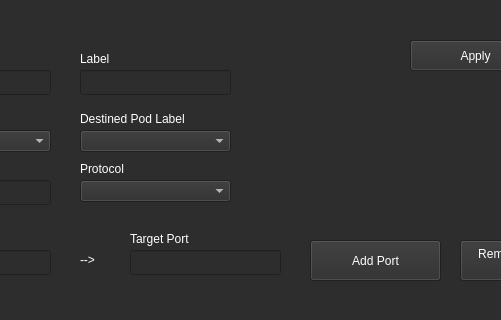
Qt form UI/ServiceConfig.ui (monico18/LTI2-Kubernetes-Controller) before a commit; both pictures show x 150 to 651 and y 0 to 320 of the 882 by 697 pixel window.
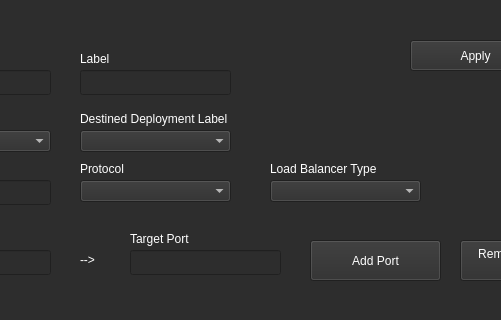
The same form after that commit.

What changed in the file:
```diff
--- a/UI/ServiceConfig.ui
+++ b/UI/ServiceConfig.ui
@@ -2926,7 +2926,7 @@
     <rect>
      <x>230</x>
      <y>110</y>
-     <width>121</width>
+     <width>161</width>
      <height>17</height>
     </rect>
    </property>
@@ -3103,7 +3103,7 @@
     </palette>
    </property>
    <property name="text">
-    <string>Destined Pod Label</string>
+    <string>Destined Deployment Label</string>
    </property>
   </widget>
   <widget class="QPushButton" name="btn_add_port">
@@ -3918,6 +3918,373 @@
     <string>Protocol</string>
    </property>
   </widget>
+  <widget class="QLabel" name="label_10">
+   <property name="geometry">
+    <rect>
+     <x>420</x>
+     <y>160</y>
+     <width>121</width>
+     <height>17</height>
+    </rect>
+   </property>
+   <property name="palette">
+    <palette>
+     <active>
+      <colorrole role="WindowText">
+       <brush brushstyle="SolidPattern">
+        <color alpha="255">
+         <red>255</red>
+         <green>255</green>
+         <blue>255</blue>
+        </color>
+       </brush>
+      </colorrole>
+      <colorrole role="Button">
+       <brush brushstyle="SolidPattern">
+        <color alpha="255">
+         <red>45</red>
+         <green>45</green>
+         <blue>45</blue>
+        </color>
+       </brush>
+      </colorrole>
+      <colorrole role="Text">
+       <brush brushstyle="SolidPattern">
+        <color alpha="255">
+         <red>255</red>
+         <green>255</green>
+         <blue>255</blue>
+        </color>
+       </brush>
+      </colorrole>
+      <colorrole role="ButtonText">
+       <brush brushstyle="SolidPattern">
+        <color alpha="255">
+         <red>255</red>
+         <green>255</green>
+         <blue>255</blue>
+        </color>
+       </brush>
+      </colorrole>
+      <colorrole role="Base">
+       <brush brushstyle="SolidPattern">
+        <color alpha="255">
+         <red>45</red>
+         <green>45</green>
+         <blue>45</blue>
+        </color>
+       </brush>
+      </colorrole>
+      <colorrole role="Window">
+       <brush brushstyle="SolidPattern">
+        <color alpha="255">
+         <red>45</red>
+         <green>45</green>
+         <blue>45</blue>
+        </color>
+       </brush>
+      </colorrole>
+     </active>
+     <inactive>
+      <colorrole role="WindowText">
+       <brush brushstyle="SolidPattern">
+        <color alpha="255">
+         <red>255</red>
+         <green>255</green>
+         <blue>255</blue>
+        </color>
+       </brush>
+      </colorrole>
+      <colorrole role="Button">
+       <brush brushstyle="SolidPattern">
+        <color alpha="255">
+         <red>45</red>
+         <green>45</green>
+         <blue>45</blue>
+        </color>
+       </brush>
+      </colorrole>
+      <colorrole role="Text">
+       <brush brushstyle="SolidPattern">
+        <color alpha="255">
+         <red>255</red>
+         <green>255</green>
+         <blue>255</blue>
+        </color>
+       </brush>
+      </colorrole>
+      <colorrole role="ButtonText">
+       <brush brushstyle="SolidPattern">
+        <color alpha="255">
+         <red>255</red>
+         <green>255</green>
+         <blue>255</blue>
+        </color>
+       </brush>
+      </colorrole>
+      <colorrole role="Base">
+       <brush brushstyle="SolidPattern">
+        <color alpha="255">
+         <red>45</red>
+         <green>45</green>
+         <blue>45</blue>
+        </color>
+       </brush>
+      </colorrole>
+      <colorrole role="Window">
+       <brush brushstyle="SolidPattern">
+        <color alpha="255">
+         <red>45</red>
+         <green>45</green>
+         <blue>45</blue>
+        </color>
+       </brush>
+      </colorrole>
+     </inactive>
+     <disabled>
+      <colorrole role="WindowText">
+       <brush brushstyle="SolidPattern">
+        <color alpha="255">
+         <red>120</red>
+         <green>120</green>
+         <blue>120</blue>
+        </color>
+       </brush>
+      </colorrole>
+      <colorrole role="Button">
+       <brush brushstyle="SolidPattern">
+        <color alpha="255">
+         <red>45</red>
+         <green>45</green>
+         <blue>45</blue>
+        </color>
+       </brush>
+      </colorrole>
+      <colorrole role="Text">
+       <brush brushstyle="SolidPattern">
+        <color alpha="255">
+         <red>120</red>
+         <green>120</green>
+         <blue>120</blue>
+        </color>
+       </brush>
+      </colorrole>
+      <colorrole role="ButtonText">
+       <brush brushstyle="SolidPattern">
+        <color alpha="255">
+         <red>120</red>
+         <green>120</green>
+         <blue>120</blue>
+        </color>
+       </brush>
+      </colorrole>
+      <colorrole role="Base">
+       <brush brushstyle="SolidPattern">
+        <color alpha="255">
+         <red>45</red>
+         <green>45</green>
+         <blue>45</blue>
+        </color>
+       </brush>
+      </colorrole>
+      <colorrole role="Window">
+       <brush brushstyle="SolidPattern">
+        <color alpha="255">
+         <red>45</red>
+         <green>45</green>
+         <blue>45</blue>
+        </color>
+       </brush>
+      </colorrole>
+     </disabled>
+    </palette>
+   </property>
+   <property name="text">
+    <string>Load Balancer Type</string>
+   </property>
+  </widget>
+  <widget class="QComboBox" name="load_balancer_type">
+   <property name="geometry">
+    <rect>
+     <x>420</x>
+     <y>180</y>
+     <width>151</width>
+     <height>22</height>
+    </rect>
+   </property>
+   <property name="palette">
+    <palette>
+     <active>
+      <colorrole role="WindowText">
+       <brush brushstyle="SolidPattern">
+        <color alpha="255">
+         <red>255</red>
+         <green>255</green>
+         <blue>255</blue>
+        </color>
+       </brush>
+      </colorrole>
+      <colorrole role="Button">
+       <brush brushstyle="SolidPattern">
+        <color alpha="255">
+         <red>45</red>
+         <green>45</green>
+         <blue>45</blue>
+        </color>
+       </brush>
+      </colorrole>
+      <colorrole role="Text">
+       <brush brushstyle="SolidPattern">
+        <color alpha="255">
+         <red>255</red>
+         <green>255</green>
+         <blue>255</blue>
+        </color>
+       </brush>
+      </colorrole>
+      <colorrole role="ButtonText">
+       <brush brushstyle="SolidPattern">
+        <color alpha="255">
+         <red>255</red>
+         <green>255</green>
+         <blue>255</blue>
+        </color>
+       </brush>
+      </colorrole>
+      <colorrole role="Base">
+       <brush brushstyle="SolidPattern">
+        <color alpha="255">
+         <red>45</red>
+         <green>45</green>
+         <blue>45</blue>
+        </color>
+       </brush>
+      </colorrole>
+      <colorrole role="Window">
+       <brush brushstyle="SolidPattern">
+        <color alpha="255">
+         <red>45</red>
+         <green>45</green>
+         <blue>45</blue>
+        </color>
+       </brush>
+      </colorrole>
+     </active>
+     <inactive>
+      <colorrole role="WindowText">
+       <brush brushstyle="SolidPattern">
+        <color alpha="255">
+         <red>255</red>
+         <green>255</green>
+         <blue>255</blue>
+        </color>
+       </brush>
+      </colorrole>
+      <colorrole role="Button">
+       <brush brushstyle="SolidPattern">
+        <color alpha="255">
+         <red>45</red>
+         <green>45</green>
+         <blue>45</blue>
+        </color>
+       </brush>
+      </colorrole>
+      <colorrole role="Text">
+       <brush brushstyle="SolidPattern">
+        <color alpha="255">
+         <red>255</red>
+         <green>255</green>
+         <blue>255</blue>
+        </color>
+       </brush>
+      </colorrole>
+      <colorrole role="ButtonText">
+       <brush brushstyle="SolidPattern">
+        <color alpha="255">
+         <red>255</red>
+         <green>255</green>
+         <blue>255</blue>
+        </color>
+       </brush>
+      </colorrole>
+      <colorrole role="Base">
+       <brush brushstyle="SolidPattern">
+        <color alpha="255">
+         <red>45</red>
+         <green>45</green>
+         <blue>45</blue>
+        </color>
+       </brush>
+      </colorrole>
+      <colorrole role="Window">
+       <brush brushstyle="SolidPattern">
+        <color alpha="255">
+         <red>45</red>
+         <green>45</green>
+         <blue>45</blue>
+        </color>
+       </brush>
+      </colorrole>
+     </inactive>
+     <disabled>
+      <colorrole role="WindowText">
+       <brush brushstyle="SolidPattern">
+        <color alpha="255">
+         <red>120</red>
+         <green>120</green>
+         <blue>120</blue>
+        </color>
+       </brush>
+      </colorrole>
+      <colorrole role="Button">
+       <brush brushstyle="SolidPattern">
+        <color alpha="255">
+         <red>45</red>
+         <green>45</green>
+         <blue>45</blue>
+        </color>
+       </brush>
+      </colorrole>
+      <colorrole role="Text">
+       <brush brushstyle="SolidPattern">
+        <color alpha="255">
+         <red>120</red>
+         <green>120</green>
+         <blue>120</blue>
+        </color>
+       </brush>
+      </colorrole>
+      <colorrole role="ButtonText">
+       <brush brushstyle="SolidPattern">
+        <color alpha="255">
+         <red>120</red>
+         <green>120</green>
+         <blue>120</blue>
+        </color>
+       </brush>
+      </colorrole>
+      <colorrole role="Base">
+       <brush brushstyle="SolidPattern">
+        <color alpha="255">
+         <red>45</red>
+         <green>45</green>
+         <blue>45</blue>
+        </color>
+       </brush>
+      </colorrole>
+      <colorrole role="Window">
+       <brush brushstyle="SolidPattern">
+        <color alpha="255">
+         <red>45</red>
+         <green>45</green>
+         <blue>45</blue>
+        </color>
+       </brush>
+      </colorrole>
+     </disabled>
+    </palette>
+   </property>
+  </widget>
  </widget>
  <resources/>
  <connections/>
```
Left out of the diff: 2 changed lines with no effect on the pictures.
